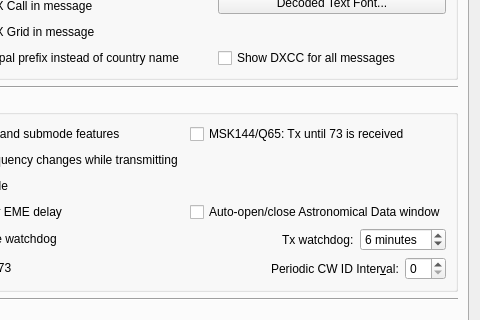
First picture: the form in Configuration_Alerts_PLUS.ui, repository uaro-radio/wsjtx, before the edit; both pictures show x 397 to 877 and y 217 to 537 of the 877 by 718 pixel window.
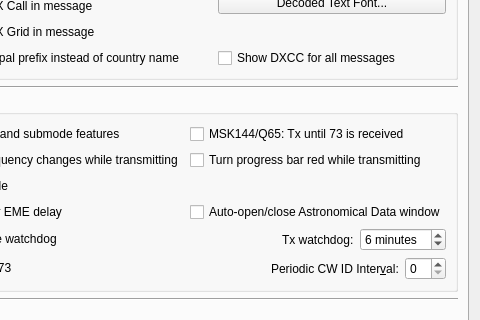
Second picture: the form after the edit. Custom widgets are drawn as their Qt base class.

Commit message: Add new feature "Turn progress bar red while transmitting".

What changed in the file:
```diff
--- a/Configuration_Alerts_PLUS.ui
+++ b/Configuration_Alerts_PLUS.ui
@@ -6,7 +6,7 @@
    <rect>
     <x>0</x>
     <y>0</y>
-    <width>840</width>
+    <width>853</width>
     <height>703</height>
    </rect>
   </property>
@@ -546,6 +546,16 @@
             </property>
            </widget>
           </item>
+          <item row="1" column="3">
+           <widget class="QCheckBox" name="progress_bar_check_box">
+            <property name="toolTip">
+             <string>&lt;html&gt;&lt;head/&gt;&lt;body&gt;&lt;p&gt;Turn the progress bar red while transmitting.&lt;/p&gt;&lt;/body&gt;&lt;/html&gt;</string>
+            </property>
+            <property name="text">
+             <string>Turn progress bar red while transmitting</string>
+            </property>
+           </widget>
+          </item>
          </layout>
         </widget>
        </item>
```
Left out of the diff: 12 changed lines with no effect on the pictures. The commit also changes 19 other files.
